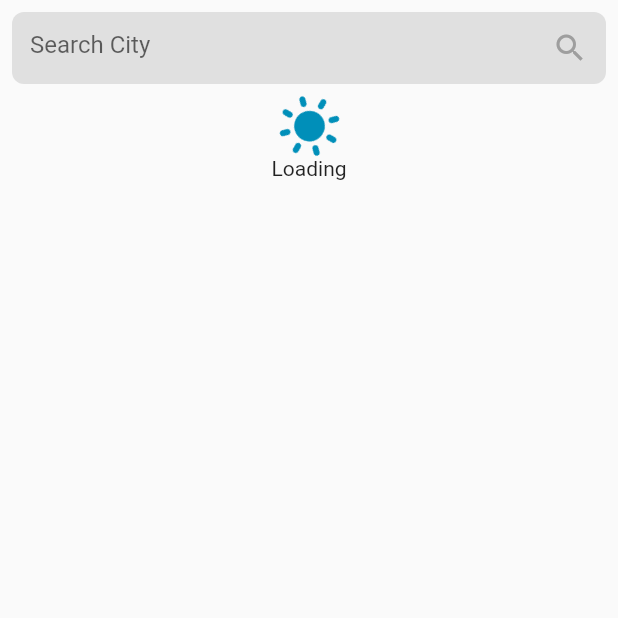
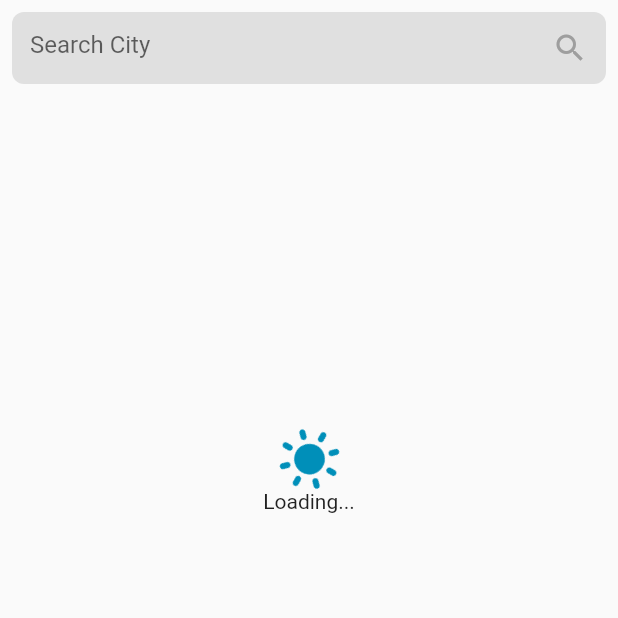
Before and after one commit to seal1978/weather, a Flutter app: the screen it shows after launch, on a phone screen of 412 x 824 dp, the top half of it. Run offline on Flutter 3.47's test engine with Material 2 defaults, Android fonts, the phone set to English and light mode, and no system bars; our stand-ins replace cached_network_image, shared_preferences; missing offline and left inert: date_time_format; network calls fail; statements that could not run were skipped.

Commit message:
loading fix

```diff
--- a/lib/ui/loader_widget.dart
+++ b/lib/ui/loader_widget.dart
@@ -28,12 +28,13 @@ class _LoaderWidgetState extends State<LoaderWidget>
 
   @override
   Widget build(BuildContext context) {
-    return Center(
+    return Container(
+      height: 500,
       child:
       Column(
         mainAxisAlignment: MainAxisAlignment.center,
         children: [
-          Spacer(),
+          // Spacer(),
           AnimatedBuilder(
             animation: _controller,
             builder: (context, child) {
@@ -49,8 +50,8 @@ class _LoaderWidgetState extends State<LoaderWidget>
               height: 40,
             ),
           ),
-           Text("Loading"),
-           Spacer(),
+           Text("Loading..."),
+          //  Spacer(),
         ],
       ),
 
```
Also changed, not shown: 5 other files.
